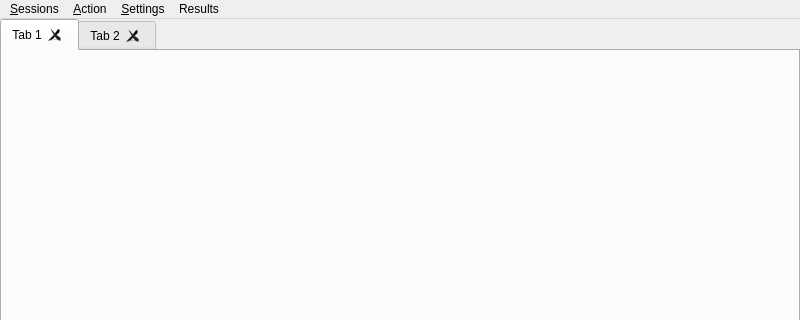
Above: src/widget/mainwindow.ui from mugiseyebrows/mugi-grep before the change; both pictures show x 0 to 800 and y 0 to 320 of the 800 by 600 pixel window. Below: the same form after it.
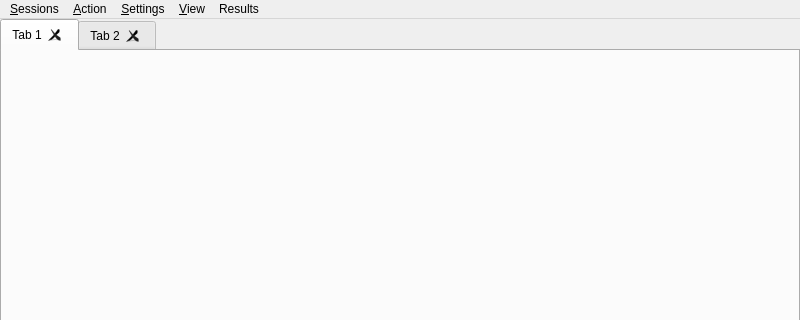
That is the form after the change.

Commit message: view options (friendly ui)

The edit to the form file:
```diff
--- a/src/widget/mainwindow.ui
+++ b/src/widget/mainwindow.ui
@@ -100,9 +100,15 @@
     <addaction name="saveAsText"/>
     <addaction name="saveAsHtml"/>
    </widget>
+   <widget class="QMenu" name="menuView">
+    <property name="title">
+     <string>&amp;View</string>
+    </property>
+   </widget>
    <addaction name="menuSession"/>
    <addaction name="menuAction"/>
    <addaction name="menuSettings"/>
+   <addaction name="menuView"/>
    <addaction name="menuResults"/>
   </widget>
   <action name="addSession">
```
The commit also changes 22 other files.
